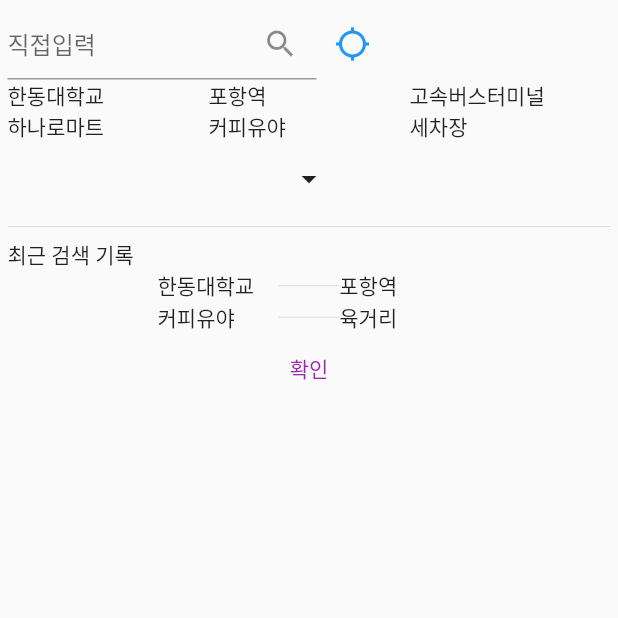
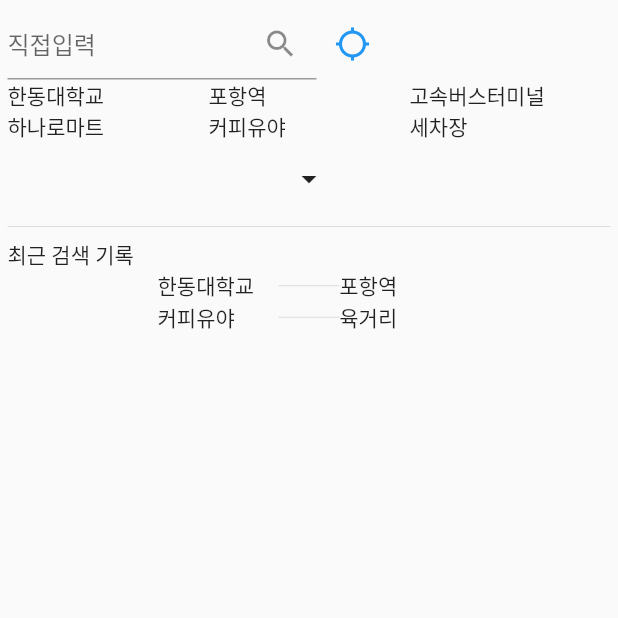
Before and after one commit to JangJuMan/iTaxi3.0, a Flutter app: the PlusPage screen opened directly, on a phone screen of 412 x 824 dp, the top half of it. Run offline on Flutter 3.47's test engine with Material 2 defaults, Android fonts, the phone set to English and light mode, and no system bars; our stand-ins replace fluttertoast.

Commit message:
주만: merge를 위한 TextButton 비활성화

```diff
--- a/lib/screen/pluspage.dart
+++ b/lib/screen/pluspage.dart
@@ -98,12 +98,13 @@ class _PlusPageState extends State<PlusPage> {
                 )
               ]
             ),
-            TextButton(
-              child: Text('확인'),
-              onPressed: () {
-                Navigator.pop(context);
-              },
-            )
+            // TODO: merge를 위해 잠시 지움
+            // TextButton(
+            //   child: Text('확인'),
+            //   onPressed: () {
+            //     Navigator.pop(context);
+            //   },
+            // )
           ]
         )
       )
```
